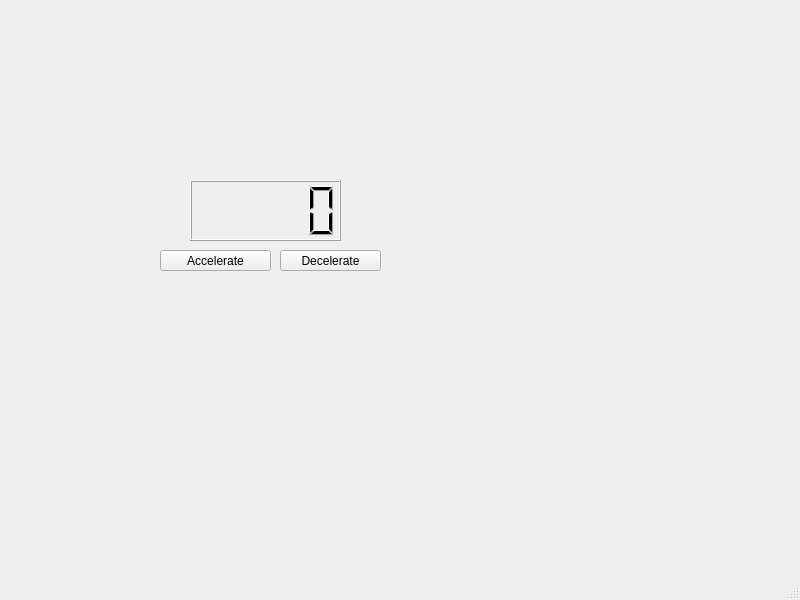
Above: instrument-cluster/basicdisplay.ui from SEAME-pt/Team04 before the change. Below: the same form after it.
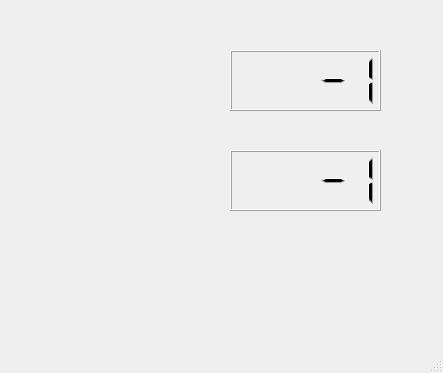
That is the form after the change.

Commit message: gui: add rpm class; subscribe to zmq topic

```diff
--- a/instrument-cluster/basicdisplay.ui
+++ b/instrument-cluster/basicdisplay.ui
@@ -6,8 +6,8 @@
    <rect>
     <x>0</x>
     <y>0</y>
-    <width>800</width>
-    <height>600</height>
+    <width>443</width>
+    <height>373</height>
    </rect>
   </property>
   <property name="windowTitle">
@@ -17,40 +17,27 @@
    <widget class="QLCDNumber" name="lcdNumber">
     <property name="geometry">
      <rect>
-      <x>190</x>
-      <y>180</y>
+      <x>230</x>
+      <y>50</y>
       <width>151</width>
       <height>61</height>
      </rect>
     </property>
     <property name="intValue" stdset="0">
-     <number>0</number>
+     <number>-1</number>
     </property>
    </widget>
-   <widget class="QPushButton" name="accelerate">
+   <widget class="QLCDNumber" name="lcdRPM">
     <property name="geometry">
      <rect>
-      <x>160</x>
-      <y>250</y>
-      <width>111</width>
-      <height>21</height>
+      <x>230</x>
+      <y>150</y>
+      <width>151</width>
+      <height>61</height>
      </rect>
     </property>
-    <property name="text">
-     <string>Accelerate</string>
-    </property>
-   </widget>
-   <widget class="QPushButton" name="decelerate">
-    <property name="geometry">
-     <rect>
-      <x>280</x>
-      <y>250</y>
-      <width>101</width>
-      <height>21</height>
-     </rect>
-    </property>
-    <property name="text">
-     <string>Decelerate</string>
+    <property name="intValue" stdset="0">
+     <number>-1</number>
     </property>
    </widget>
   </widget>
```
Left out of the diff: 4 changed lines with no effect on the pictures. The commit also changes 8 other files.
